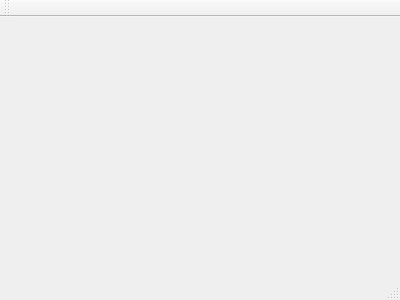
The window that ui/voorgeschoteldwindow.ui (koenieee/Voorgeschoteld) describes before a commit, drawn with Qt 5.
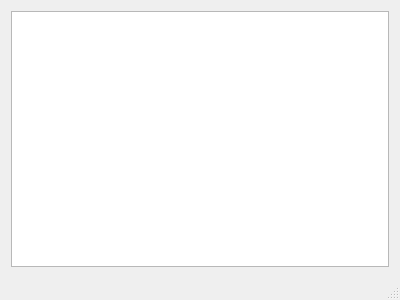
The same window after the commit.

```diff
--- a/ui/voorgeschoteldwindow.ui
+++ b/ui/voorgeschoteldwindow.ui
@@ -12,13 +12,20 @@
   <property name="windowTitle" >
    <string>VoorgeschoteldWindow</string>
   </property>
-  <widget class="QMenuBar" name="menuBar" />
-  <widget class="QToolBar" name="mainToolBar" />
-  <widget class="QWidget" name="centralWidget" />
-  <widget class="QStatusBar" name="statusBar" />
+  <widget class="QWidget" name="centralWidget">
+   <layout class="QGridLayout" name="gridLayout_2">
+    <item row="0" column="0">
+     <layout class="QGridLayout" name="gridLayout">
+      <item row="1" column="0">
+       <widget class="QListWidget" name="listWidget"/>
+      </item>
+     </layout>
+    </item>
+   </layout>
+  </widget>
+  <widget class="QStatusBar" name="statusBar"/>
  </widget>
- <layoutDefault spacing="6" margin="11" />
- <pixmapfunction></pixmapfunction>
+ <layoutdefault spacing="6" margin="11"/>
  <resources/>
  <connections/>
 </ui>
```
Left out of the diff: 7 changed lines with no effect on the pictures.
